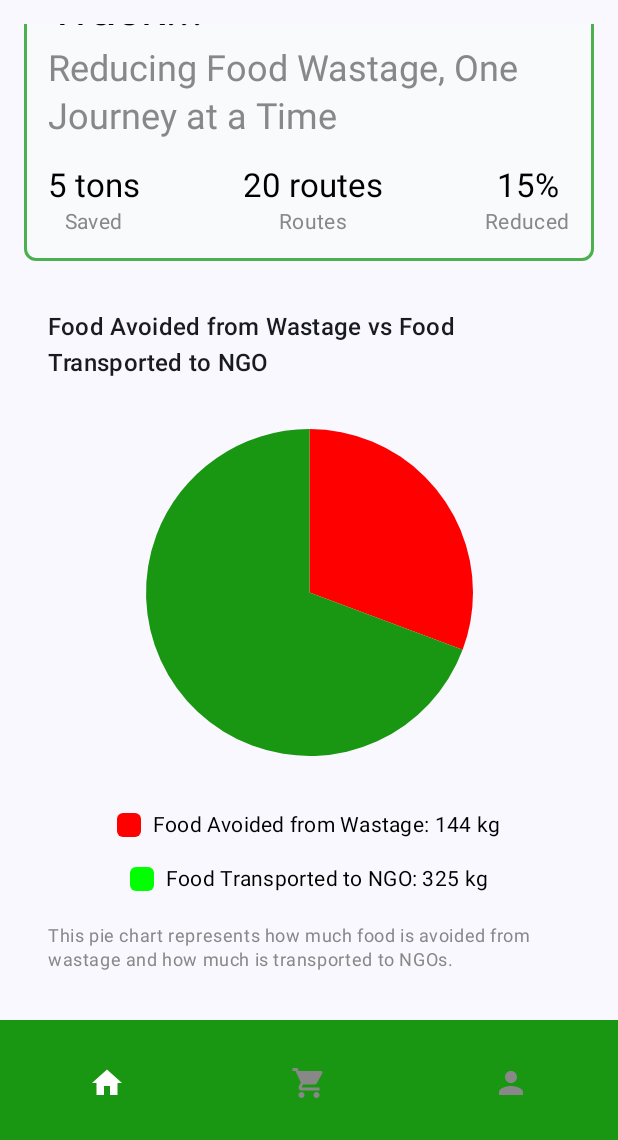
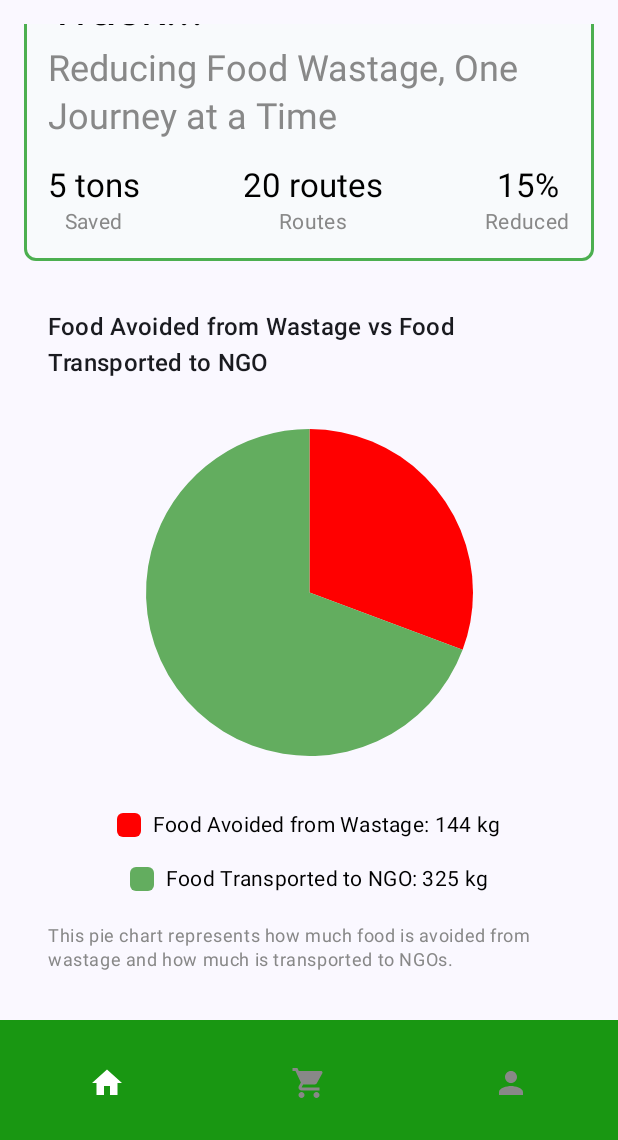
Before and after one commit to curiousfalak/Innotech_Wastenot, an Android app built with Jetpack Compose: the home screen opened through its navigation route, scrolled down 262 dp, on a phone screen of 412 x 824 dp, the part 96-1236 px from its top. Run offline under Robolectric (Android 15) with nearby library versions, the light colour scheme and no system bars.

Commit message:
i made changes to color of pie chart

```diff
--- a/app/src/main/java/com/example/wastenot/Screens/Home.kt
+++ b/app/src/main/java/com/example/wastenot/Screens/Home.kt
@@ -218,7 +218,7 @@
             )
             // Draw the "Food Transported to NGO" segment (Green color)
             drawArc(
-                color = Color(0xFF199712),
+                color = Color(0xFF63AD5F),
                 startAngle = -90f + avoidedPercentage,
                 sweepAngle = transportedPercentage,
                 useCenter = true
@@ -234,7 +234,7 @@
         ) {
             LegendItem(color = Color.Red, label = "Food Avoided from Wastage: ${avoided} kg")
             Spacer(modifier = Modifier.height(8.dp))
-            LegendItem(color = Color.Green, label = "Food Transported to NGO: ${transported} kg")
+            LegendItem(color = Color(0xFF63AD5F), label = "Food Transported to NGO: ${transported} kg")
         }
 
         Text(
```
